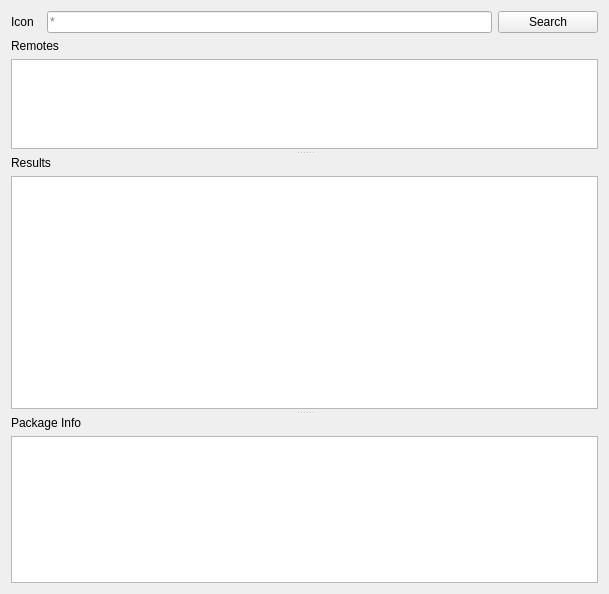
First picture: the form in src/conan_app_launcher/ui/views/conan_search/conan_search.ui, repository goszpeti/conan_explorer, before the edit.
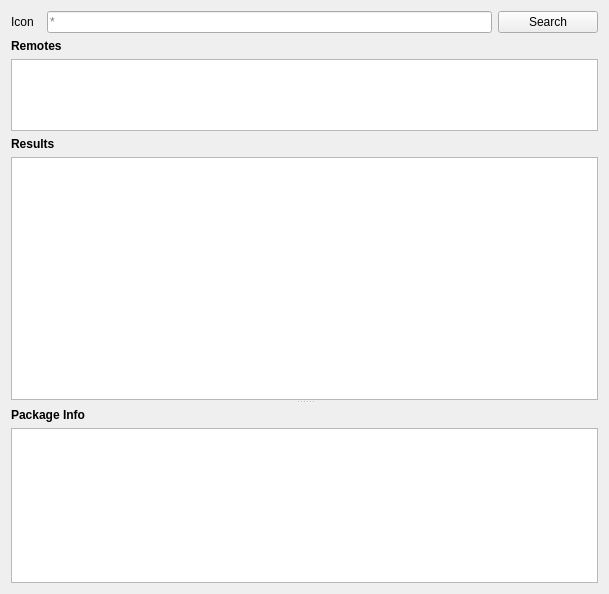
Second picture: the form after the edit. Custom widgets are drawn as their Qt base class.

Diff of the .ui file:
```diff
--- a/src/conan_app_launcher/ui/views/conan_search/conan_search.ui
+++ b/src/conan_app_launcher/ui/views/conan_search/conan_search.ui
@@ -115,18 +115,10 @@
     </layout>
    </item>
    <item>
-    <widget class="QSplitter" name="views_splitter">
-     <property name="orientation">
-      <enum>Qt::Vertical</enum>
+    <layout class="QVBoxLayout" name="remotes_layout" stretch="0,1">
+     <property name="sizeConstraint">
+      <enum>QLayout::SetDefaultConstraint</enum>
      </property>
-     <property name="handleWidth">
-      <number>7</number>
-     </property>
-     <property name="childrenCollapsible">
-      <bool>false</bool>
-     </property>
-     <widget class="QWidget" name="layoutWidget">
-      <layout class="QVBoxLayout" name="remotes_layout">
        <item>
         <widget class="QLabel" name="remotes_label">
          <property name="sizePolicy">
@@ -135,6 +127,12 @@
            <verstretch>0</verstretch>
           </sizepolicy>
          </property>
+       <property name="font">
+        <font>
+         <weight>75</weight>
+         <bold>true</bold>
+        </font>
+       </property>
          <property name="text">
           <string>Remotes</string>
          </property>
@@ -143,7 +141,7 @@
        <item>
         <widget class="QListWidget" name="remote_list">
          <property name="sizePolicy">
-          <sizepolicy hsizetype="Expanding" vsizetype="Preferred">
+        <sizepolicy hsizetype="Expanding" vsizetype="Fixed">
            <horstretch>0</horstretch>
            <verstretch>0</verstretch>
           </sizepolicy>
@@ -151,20 +149,14 @@
          <property name="minimumSize">
           <size>
            <width>0</width>
-           <height>0</height>
-          </size>
-         </property>
-         <property name="sizeIncrement">
-          <size>
-           <width>0</width>
-           <height>0</height>
-          </size>
-         </property>
-         <property name="baseSize">
-          <size>
-           <width>0</width>
-           <height>0</height>
-          </size>
+         <height>50</height>
+        </size>
+       </property>
+       <property name="verticalScrollBarPolicy">
+        <enum>Qt::ScrollBarAsNeeded</enum>
+       </property>
+       <property name="horizontalScrollBarPolicy">
+        <enum>Qt::ScrollBarAsNeeded</enum>
          </property>
          <property name="sizeAdjustPolicy">
           <enum>QAbstractScrollArea::AdjustToContents</enum>
@@ -184,9 +176,26 @@
         </widget>
        </item>
       </layout>
-     </widget>
+   </item>
+   <item>
+    <widget class="QSplitter" name="views_splitter">
+     <property name="sizePolicy">
+      <sizepolicy hsizetype="Preferred" vsizetype="MinimumExpanding">
+       <horstretch>0</horstretch>
+       <verstretch>0</verstretch>
+      </sizepolicy>
+     </property>
+     <property name="orientation">
+      <enum>Qt::Vertical</enum>
+     </property>
+     <property name="childrenCollapsible">
+      <bool>false</bool>
+     </property>
      <widget class="QWidget" name="layoutWidget_2">
-      <layout class="QVBoxLayout" name="results_layout">
+      <layout class="QVBoxLayout" name="results_layout" stretch="0,1">
+       <property name="sizeConstraint">
+        <enum>QLayout::SetMinAndMaxSize</enum>
+       </property>
        <item>
         <widget class="QLabel" name="results_label">
          <property name="sizePolicy">
@@ -195,6 +204,12 @@
            <verstretch>0</verstretch>
           </sizepolicy>
          </property>
+         <property name="font">
+          <font>
+           <weight>75</weight>
+           <bold>true</bold>
+          </font>
+         </property>
          <property name="text">
           <string>Results</string>
          </property>
@@ -208,18 +223,6 @@
            <verstretch>0</verstretch>
           </sizepolicy>
          </property>
-         <property name="minimumSize">
-          <size>
-           <width>500</width>
-           <height>100</height>
-          </size>
-         </property>
-         <property name="sizeIncrement">
-          <size>
-           <width>0</width>
-           <height>0</height>
-          </size>
-         </property>
          <property name="sizeAdjustPolicy">
           <enum>QAbstractScrollArea::AdjustIgnored</enum>
          </property>
@@ -234,7 +237,13 @@
       </layout>
      </widget>
      <widget class="QWidget" name="layoutWidget_3">
-      <layout class="QVBoxLayout" name="pkg_info_layout">
+      <layout class="QVBoxLayout" name="pkg_info_layout" stretch="0,1">
+       <property name="sizeConstraint">
+        <enum>QLayout::SetMinAndMaxSize</enum>
+       </property>
+       <property name="topMargin">
+        <number>4</number>
+       </property>
        <item>
         <widget class="QLabel" name="package_info_label">
          <property name="sizePolicy">
@@ -255,6 +264,12 @@
            <height>0</height>
           </size>
          </property>
+         <property name="font">
+          <font>
+           <weight>75</weight>
+           <bold>true</bold>
+          </font>
+         </property>
          <property name="text">
           <string>Package Info</string>
          </property>
@@ -263,7 +278,7 @@
        <item>
         <widget class="QTextBrowser" name="package_info_text">
          <property name="sizePolicy">
-          <sizepolicy hsizetype="Preferred" vsizetype="MinimumExpanding">
+          <sizepolicy hsizetype="Preferred" vsizetype="Preferred">
            <horstretch>0</horstretch>
            <verstretch>0</verstretch>
           </sizepolicy>
```
Left out of the diff: 5 changed lines with no effect on the pictures. Lines whose indentation alone changed are shown as unchanged.
